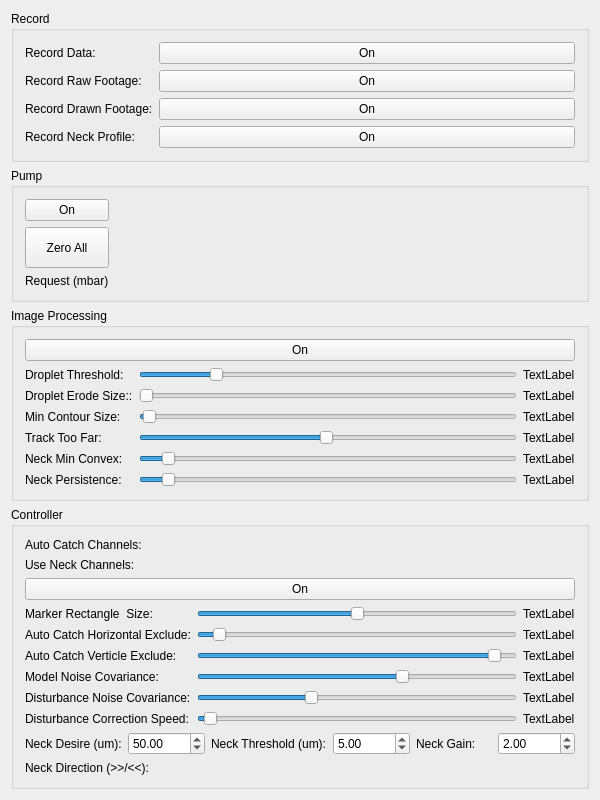
This is EVA01/ueva/dashboard.ui in DaveSketchySpeedway/RoboDrop as Qt 5 draws it before an edit. The edited form follows.
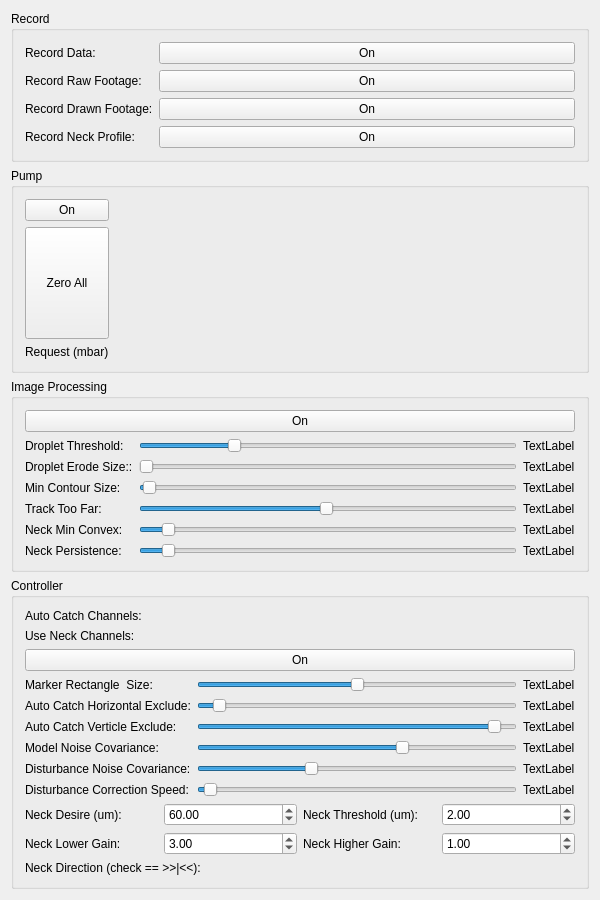
This is the edited form.

Commit message: linear neck gen

```diff
--- a/EVA01/ueva/dashboard.ui
+++ b/EVA01/ueva/dashboard.ui
@@ -7,7 +7,7 @@
     <x>0</x>
     <y>0</y>
     <width>600</width>
-    <height>800</height>
+    <height>900</height>
    </rect>
   </property>
   <property name="sizePolicy">
@@ -157,7 +157,9 @@
           </item>
          </layout>
         </item>
-        <item>
+       </layout>
+      </item>
+      <item row="0" column="1">
          <spacer name="horizontalSpacer">
           <property name="orientation">
            <enum>Qt::Horizontal</enum>
@@ -171,8 +173,6 @@
          </spacer>
         </item>
        </layout>
-      </item>
-     </layout>
     </widget>
    </item>
    <item>
@@ -227,7 +227,7 @@
              <number>1</number>
             </property>
             <property name="value">
-             <number>20</number>
+             <number>25</number>
             </property>
             <property name="orientation">
              <enum>Qt::Horizontal</enum>
@@ -663,7 +663,7 @@
         <item row="0" column="3">
          <widget class="QDoubleSpinBox" name="neckThresholdSBox">
           <property name="value">
-           <double>5.000000000000000</double>
+           <double>2.000000000000000</double>
           </property>
          </widget>
         </item>
@@ -677,7 +677,7 @@
         <item row="0" column="1">
          <widget class="QDoubleSpinBox" name="neckDesireSBox">
           <property name="value">
-           <double>50.000000000000000</double>
+           <double>60.000000000000000</double>
           </property>
          </widget>
         </item>
@@ -688,17 +688,31 @@
           </property>
          </widget>
         </item>
-        <item row="0" column="5">
-         <widget class="QDoubleSpinBox" name="neckGainSBox">
-          <property name="value">
-           <double>2.000000000000000</double>
-          </property>
-         </widget>
-        </item>
-        <item row="0" column="4">
+        <item row="1" column="0">
          <widget class="QLabel" name="label_23">
           <property name="text">
-           <string>Neck Gain:</string>
+           <string>Neck Lower Gain:</string>
+          </property>
+         </widget>
+        </item>
+        <item row="1" column="1">
+         <widget class="QDoubleSpinBox" name="neckLowerGainSBox">
+          <property name="value">
+           <double>3.000000000000000</double>
+          </property>
+         </widget>
+        </item>
+        <item row="1" column="2">
+         <widget class="QLabel" name="label_24">
+          <property name="text">
+           <string>Neck Higher Gain:</string>
+          </property>
+         </widget>
+        </item>
+        <item row="1" column="3">
+         <widget class="QDoubleSpinBox" name="neckHigherGainSBox">
+          <property name="value">
+           <double>1.000000000000000</double>
           </property>
          </widget>
         </item>
@@ -709,7 +723,7 @@
         <item>
          <widget class="QLabel" name="label_22">
           <property name="text">
-           <string>Neck Direction (&gt;&gt;/&lt;&lt;):</string>
+           <string>Neck Direction (check == &gt;&gt;|&lt;&lt;):</string>
           </property>
          </widget>
         </item>
```
Lines whose indentation alone changed are shown as unchanged. The commit also changes 7 other files.
